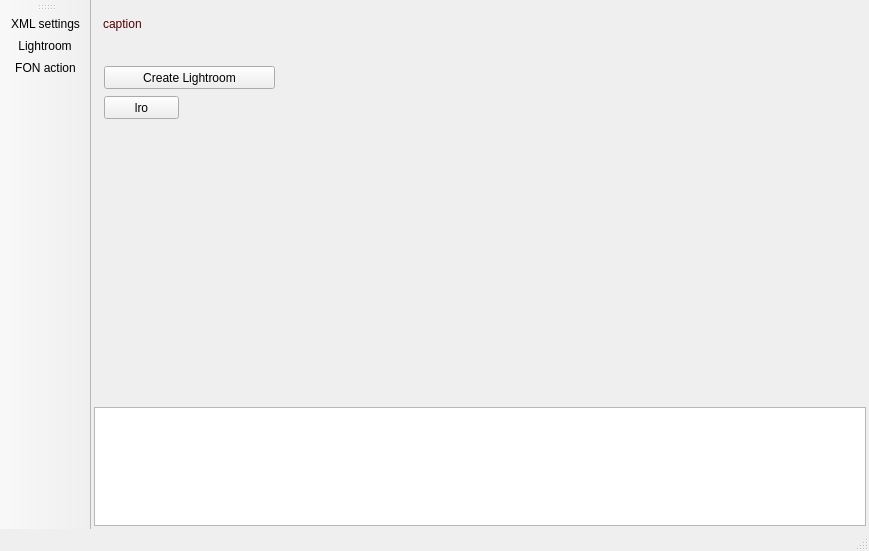
First picture: the form in fonstudio/mainwindow.ui, repository edfm-tum/iland-model, before the edit.
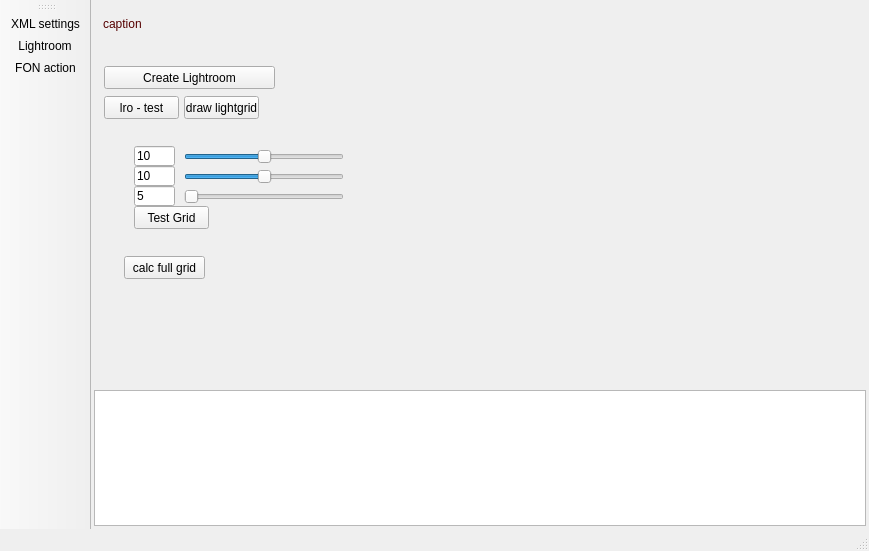
Second picture: the form after the edit. Icons and pictures are not drawn. Custom widgets are drawn as their Qt base class.

```diff
--- a/fonstudio/mainwindow.ui
+++ b/fonstudio/mainwindow.ui
@@ -18,13 +18,75 @@
     <normaloff>:/phone-icon.png</normaloff>:/phone-icon.png</iconset>
   </property>
   <widget class="QWidget" name="centralWidget">
-   <layout class="QGridLayout" name="gridLayout" rowstretch="1,3,1" columnstretch="1,1">
+   <layout class="QGridLayout" name="gridLayout" rowstretch="1,5,2" columnstretch="1,1">
     <property name="margin">
      <number>3</number>
     </property>
     <property name="spacing">
      <number>3</number>
     </property>
+    <item row="1" column="1">
+     <widget class="PaintArea" name="PaintWidget" native="true">
+      <property name="sizePolicy">
+       <sizepolicy hsizetype="Expanding" vsizetype="Expanding">
+        <horstretch>2</horstretch>
+        <verstretch>0</verstretch>
+       </sizepolicy>
+      </property>
+      <property name="cursor">
+       <cursorShape>CrossCursor</cursorShape>
+      </property>
+      <property name="autoFillBackground">
+       <bool>true</bool>
+      </property>
+     </widget>
+    </item>
+    <item row="2" column="0" colspan="2">
+     <widget class="QPlainTextEdit" name="logOutput">
+      <property name="sizePolicy">
+       <sizepolicy hsizetype="Expanding" vsizetype="Expanding">
+        <horstretch>0</horstretch>
+        <verstretch>2</verstretch>
+       </sizepolicy>
+      </property>
+      <property name="maximumSize">
+       <size>
+        <width>16777215</width>
+        <height>200</height>
+       </size>
+      </property>
+     </widget>
+    </item>
+    <item row="0" column="0" colspan="2">
+     <widget class="QWidget" name="mainCaption" native="true">
+      <property name="maximumSize">
+       <size>
+        <width>16777215</width>
+        <height>40</height>
+       </size>
+      </property>
+      <widget class="QLabel" name="headerCaption">
+       <property name="geometry">
+        <rect>
+         <x>9</x>
+         <y>9</y>
+         <width>701</width>
+         <height>24</height>
+        </rect>
+       </property>
+       <property name="styleSheet">
+        <string>font: 75 14pt &quot;Verdana&quot;;
+color: rgb(85, 0, 0);</string>
+       </property>
+       <property name="text">
+        <string>caption</string>
+       </property>
+       <property name="textFormat">
+        <enum>Qt::PlainText</enum>
+       </property>
+      </widget>
+     </widget>
+    </item>
     <item row="1" column="0">
      <widget class="QStackedWidget" name="editStack">
       <property name="currentIndex">
@@ -102,7 +164,139 @@
          </rect>
         </property>
         <property name="text">
-         <string>lro</string>
+         <string>lro - test</string>
+        </property>
+       </widget>
+       <widget class="QLineEdit" name="lr_x">
+        <property name="geometry">
+         <rect>
+          <x>40</x>
+          <y>100</y>
+          <width>41</width>
+          <height>20</height>
+         </rect>
+        </property>
+        <property name="text">
+         <string>10</string>
+        </property>
+       </widget>
+       <widget class="QLineEdit" name="lr_z">
+        <property name="geometry">
+         <rect>
+          <x>40</x>
+          <y>140</y>
+          <width>41</width>
+          <height>20</height>
+         </rect>
+        </property>
+        <property name="text">
+         <string>5</string>
+        </property>
+       </widget>
+       <widget class="QLineEdit" name="lr_y">
+        <property name="geometry">
+         <rect>
+          <x>40</x>
+          <y>120</y>
+          <width>41</width>
+          <height>20</height>
+         </rect>
+        </property>
+        <property name="text">
+         <string>10</string>
+        </property>
+       </widget>
+       <widget class="QPushButton" name="lroTestHemi">
+        <property name="geometry">
+         <rect>
+          <x>40</x>
+          <y>160</y>
+          <width>75</width>
+          <height>23</height>
+         </rect>
+        </property>
+        <property name="text">
+         <string>Test Grid</string>
+        </property>
+       </widget>
+       <widget class="QPushButton" name="lrCalcFullGrid">
+        <property name="geometry">
+         <rect>
+          <x>30</x>
+          <y>210</y>
+          <width>81</width>
+          <height>23</height>
+         </rect>
+        </property>
+        <property name="text">
+         <string>calc full grid</string>
+        </property>
+       </widget>
+       <widget class="QPushButton" name="lrLightGrid">
+        <property name="geometry">
+         <rect>
+          <x>90</x>
+          <y>50</y>
+          <width>75</width>
+          <height>23</height>
+         </rect>
+        </property>
+        <property name="text">
+         <string>draw lightgrid</string>
+        </property>
+       </widget>
+       <widget class="QSlider" name="lrSliderX">
+        <property name="geometry">
+         <rect>
+          <x>90</x>
+          <y>100</y>
+          <width>160</width>
+          <height>21</height>
+         </rect>
+        </property>
+        <property name="minimum">
+         <number>-50</number>
+        </property>
+        <property name="maximum">
+         <number>50</number>
+        </property>
+        <property name="orientation">
+         <enum>Qt::Horizontal</enum>
+        </property>
+       </widget>
+       <widget class="QSlider" name="lrSliderY">
+        <property name="geometry">
+         <rect>
+          <x>90</x>
+          <y>120</y>
+          <width>160</width>
+          <height>21</height>
+         </rect>
+        </property>
+        <property name="minimum">
+         <number>-50</number>
+        </property>
+        <property name="maximum">
+         <number>50</number>
+        </property>
+        <property name="orientation">
+         <enum>Qt::Horizontal</enum>
+        </property>
+       </widget>
+       <widget class="QSlider" name="lrSliderZ">
+        <property name="geometry">
+         <rect>
+          <x>90</x>
+          <y>140</y>
+          <width>160</width>
+          <height>21</height>
+         </rect>
+        </property>
+        <property name="maximum">
+         <number>50</number>
+        </property>
+        <property name="orientation">
+         <enum>Qt::Horizontal</enum>
         </property>
        </widget>
       </widget>
@@ -317,68 +511,6 @@
       </widget>
      </widget>
     </item>
-    <item row="1" column="1">
-     <widget class="PaintArea" name="PaintWidget" native="true">
-      <property name="sizePolicy">
-       <sizepolicy hsizetype="Expanding" vsizetype="Expanding">
-        <horstretch>2</horstretch>
-        <verstretch>0</verstretch>
-       </sizepolicy>
-      </property>
-      <property name="cursor">
-       <cursorShape>CrossCursor</cursorShape>
-      </property>
-      <property name="autoFillBackground">
-       <bool>true</bool>
-      </property>
-     </widget>
-    </item>
-    <item row="2" column="0" colspan="2">
-     <widget class="QPlainTextEdit" name="logOutput">
-      <property name="sizePolicy">
-       <sizepolicy hsizetype="Expanding" vsizetype="Expanding">
-        <horstretch>0</horstretch>
-        <verstretch>2</verstretch>
-       </sizepolicy>
-      </property>
-      <property name="maximumSize">
-       <size>
-        <width>16777215</width>
-        <height>200</height>
-       </size>
-      </property>
-     </widget>
-    </item>
-    <item row="0" column="0" colspan="2">
-     <widget class="QWidget" name="mainCaption" native="true">
-      <property name="maximumSize">
-       <size>
-        <width>16777215</width>
-        <height>40</height>
-       </size>
-      </property>
-      <widget class="QLabel" name="headerCaption">
-       <property name="geometry">
-        <rect>
-         <x>9</x>
-         <y>9</y>
-         <width>701</width>
-         <height>24</height>
-        </rect>
-       </property>
-       <property name="styleSheet">
-        <string>font: 75 14pt &quot;Verdana&quot;;
-color: rgb(85, 0, 0);</string>
-       </property>
-       <property name="text">
-        <string>caption</string>
-       </property>
-       <property name="textFormat">
-        <enum>Qt::PlainText</enum>
-       </property>
-      </widget>
-     </widget>
-    </item>
    </layout>
   </widget>
   <widget class="QMenuBar" name="menuBar">
```
Left out of the diff: 89 changed lines with no effect on the pictures.
